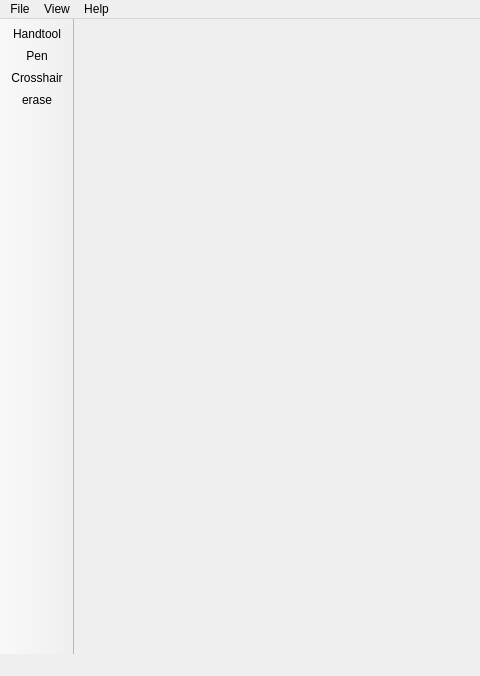
The window that src/mainwindow.ui (delcypher/simi-qt) describes before a commit, drawn with Qt 5; both pictures show x 0 to 480 and y 0 to 676 of the 1052 by 676 pixel window.
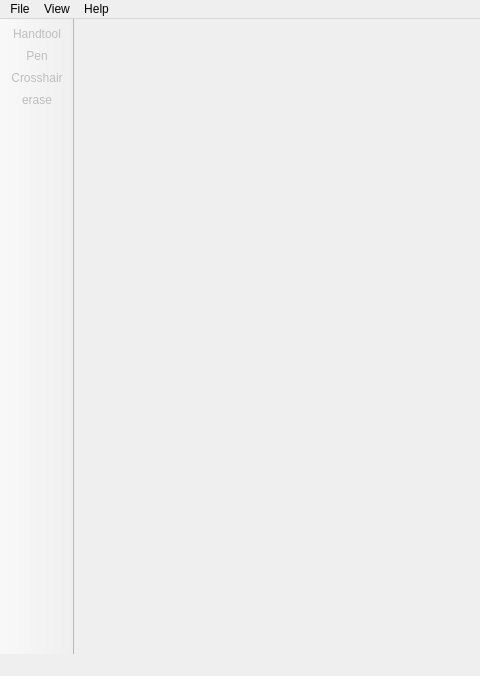
The same window after the commit. Icons and pictures are not drawn. Custom widgets are drawn as their Qt base class.

Commit message: * Set toolbar disabled on program start * Set mutually exclusive behaviour of toolbar buttons

```diff
--- a/src/mainwindow.ui
+++ b/src/mainwindow.ui
@@ -76,6 +76,9 @@
   </widget>
   <widget class="QStatusBar" name="statusbar"/>
   <widget class="QToolBar" name="toolBar">
+   <property name="enabled">
+    <bool>false</bool>
+   </property>
    <property name="windowTitle">
     <string>toolBar</string>
    </property>
@@ -375,6 +378,9 @@
    <property name="checkable">
     <bool>true</bool>
    </property>
+   <property name="enabled">
+    <bool>true</bool>
+   </property>
    <property name="icon">
     <iconset resource="mainwindow.qrc">
      <normaloff>:/icons/cursor_hand.png</normaloff>:/icons/cursor_hand.png</iconset>
@@ -387,6 +393,9 @@
    <property name="checkable">
     <bool>true</bool>
    </property>
+   <property name="enabled">
+    <bool>true</bool>
+   </property>
    <property name="icon">
     <iconset resource="mainwindow.qrc">
      <normaloff>:/icons/draw-brush.png</normaloff>:/icons/draw-brush.png</iconset>
@@ -399,6 +408,9 @@
    <property name="checkable">
     <bool>true</bool>
    </property>
+   <property name="enabled">
+    <bool>true</bool>
+   </property>
    <property name="icon">
     <iconset resource="mainwindow.qrc">
      <normaloff>:/icons/red-snipper-target-md.png</normaloff>:/icons/red-snipper-target-md.png</iconset>
@@ -411,6 +423,9 @@
    <property name="checkable">
     <bool>true</bool>
    </property>
+   <property name="enabled">
+    <bool>true</bool>
+   </property>
    <property name="icon">
     <iconset resource="mainwindow.qrc">
      <normaloff>:/icons/draw-eraser-2.png</normaloff>:/icons/draw-eraser-2.png</iconset>
```
The commit also changes 2 other files.
